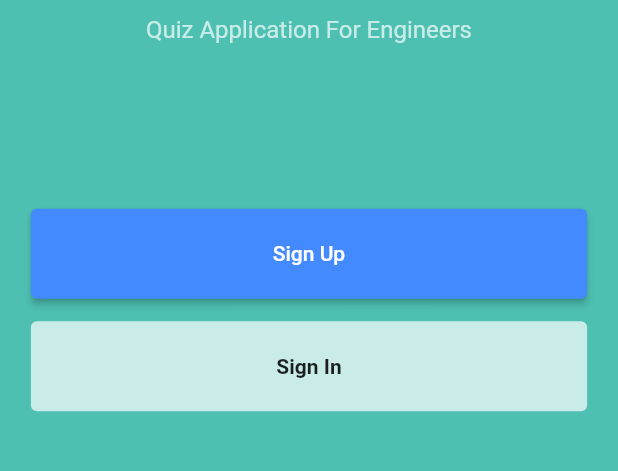
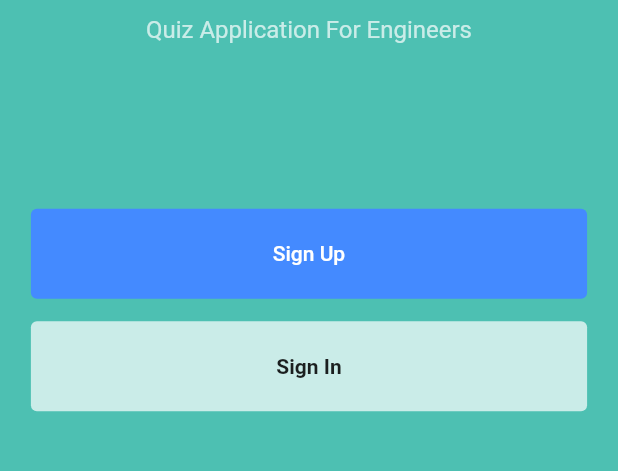
Before and after one commit to uswebk/coodig-mobile, a Flutter app: the LaunchPage screen opened directly, on a phone screen of 412 x 824 dp, the part 449-920 px from its top. Run offline on Flutter 3.47's test engine with Material 2 defaults, Android fonts, the light colour scheme and no system bars; our stand-ins replace envied, flutter_hooks, flutter_riverpod, flutter_secure_storage, freezed_annotation, get and 5 more; accounts and stored records are empty; generated files the repository leaves out were written again; statements that could not run were skipped.

Commit message:
refactor: launch button

```diff
--- a/lib/feature/launch/launch_page.dart
+++ b/lib/feature/launch/launch_page.dart
@@ -62,7 +62,13 @@ class LaunchPage extends ConsumerWidget {
                                 Get.to<dynamic>(const SignupPage());
                               }
                             },
-                            style: ElevatedButton.styleFrom(backgroundColor: CoodigColors.buttonSecondary),
+                            style: ElevatedButton.styleFrom(
+                              elevation: 0,
+                              backgroundColor: CoodigColors.buttonSecondary,
+                              shape: RoundedRectangleBorder(
+                                borderRadius: BorderRadius.circular(4),
+                              ),
+                            ),
                             child: const Text('Sign Up'),
                           ),
                         ),
@@ -78,7 +84,13 @@ class LaunchPage extends ConsumerWidget {
                                 Get.to<dynamic>(const LoginPage());
                               }
                             },
-                            style: ElevatedButton.styleFrom(backgroundColor: Colors.white70),
+                            style: ElevatedButton.styleFrom(
+                              elevation: 0,
+                              backgroundColor: Colors.white70,
+                              shape: RoundedRectangleBorder(
+                                borderRadius: BorderRadius.circular(4),
+                              ),
+                            ),
                             child: const Text(
                               'Sign In',
                               style: TextStyle(
```
